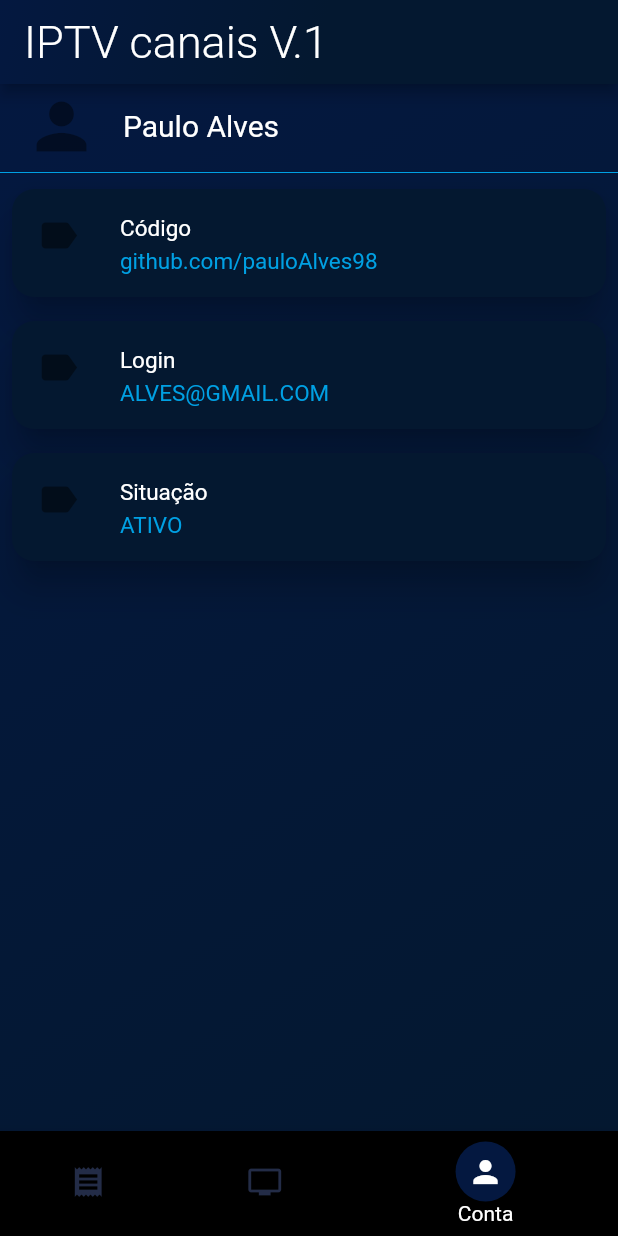
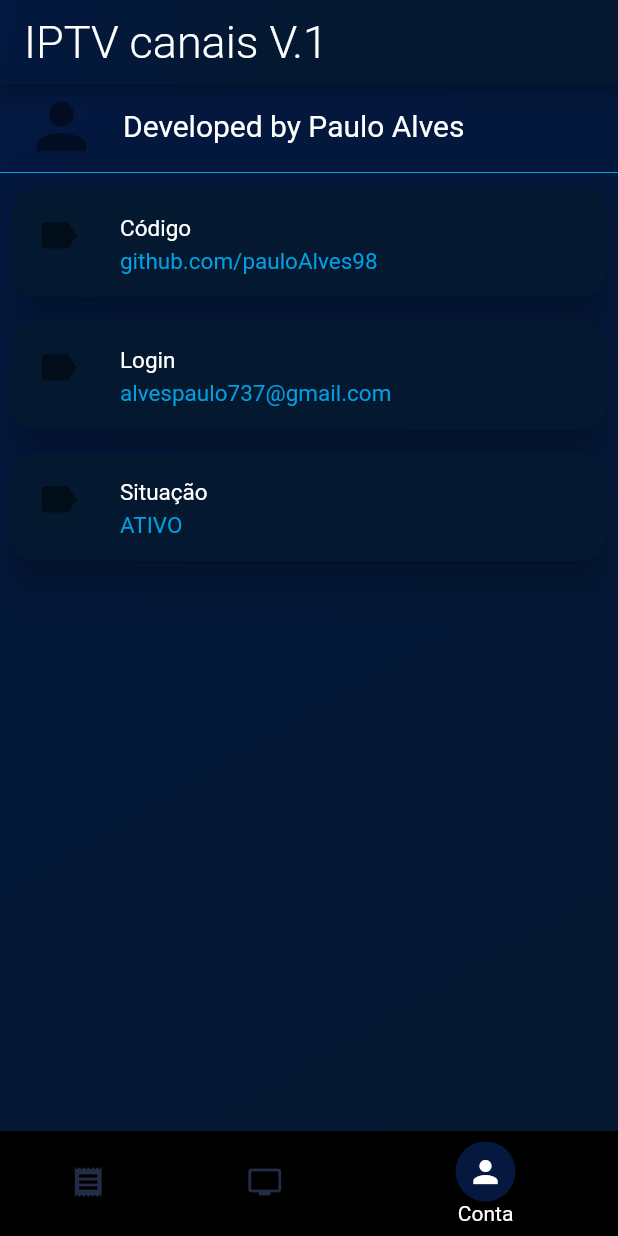
Before and after one commit to pauloAlves98/br.com.reprodutoriptv, a Flutter app: the screen it shows after launch, item 3 of the bottom bar chosen, on a phone screen of 412 x 824 dp. Run offline on Flutter 3.47's test engine with Material 2 defaults, Android fonts, the phone set to English and light mode, and no system bars; our stand-ins replace chewie, file_picker, google_fonts, sqflite, video_player; missing offline and left inert: flutter_sqflite_manager, optimized_cached_image; accounts and stored records are empty.

Commit message:
Remoção de artefatos não utilizados

```diff
--- a/lib/SGBDPage.dart
+++ b/lib/SGBDPage.dart
@@ -3,7 +3,6 @@ import 'package:flutter/material.dart';
 import 'package:flutter_sqflite_manager/flutter_sqflite_manager.dart';
 import 'package:iptv/view/HomePage.dart';
 import 'package:sqflite/sqflite.dart';
-import 'main.dart';
 import 'model/sqlite/SqlHelper.dart';
 
 class SGBDPage extends StatefulWidget {
--- a/lib/model/bin/Categoria.dart
+++ b/lib/model/bin/Categoria.dart
@@ -1,5 +1,3 @@
-import 'dart:io';
-
 import 'package:iptv/model/sqlite/SqlHelper.dart';
 import 'package:iptv/model/sqlite/utils/TabelaCategoria.dart';
 import 'package:sqflite/sqflite.dart';
--- a/lib/model/bin/Cliente.dart
+++ b/lib/model/bin/Cliente.dart
@@ -1,4 +1,3 @@
-import 'package:iptv/model/bin/Administrador.dart';
 import 'package:iptv/model/bin/Usuario.dart';
 import 'package:iptv/model/sqlite/SqlHelper.dart';
 import 'package:iptv/model/sqlite/utils/Comum.dart';
--- a/lib/model/bin/Lista.dart
+++ b/lib/model/bin/Lista.dart
@@ -1,6 +1,5 @@
-import 'dart:convert';
+
 import 'dart:io';
-
 import 'package:intl/intl.dart';
 import 'package:iptv/model/bin/Cliente.dart';
 import 'package:iptv/model/sqlite/SqlHelper.dart';
@@ -121,7 +120,7 @@ class Lista {
       List<Categoria>? categorias = await Categoria.carregaCategoria(lista!, listac.id);
       print("TAMANHO CATEGORIA: " + categorias!.length.toString());
       List<dynamic> iall = await Categoria.insertAll(categorias); //lista de id
-      print("FIM LOAD CATEGORIA L: 119 CLASS LISTA");
+      print("FIM LOAD CATEGORIA L: 119 CLASS LISTA:"+iall.length.toString());
 
 
       canais = await Canal.carregaCanais(lista, listac.id);
--- a/lib/model/sqlite/SqlHelper.dart
+++ b/lib/model/sqlite/SqlHelper.dart
@@ -1,6 +1,5 @@
 //@dart=2.9
 import 'package:iptv/model/sqlite/utils/TabelaAdministrador.dart';
-import 'package:iptv/model/sqlite/utils/TabelaCategoriaXcanais.dart';
 import 'package:iptv/model/sqlite/utils/TabelaCliente.dart';
 import 'package:path/path.dart';
 import 'package:sqflite/sqflite.dart';
@@ -8,7 +7,6 @@ import 'package:sqflite/sqflite.dart';
 import 'utils/TabelaCanal.dart';
 import 'utils/TabelaCategoria.dart';
 import 'utils/TabelaLista.dart';
-import 'utils/TabelaUsuario.dart';
 
 //realizar leitura de arquivo txt.
 //import 'SQLUtil.dart';
--- a/lib/model/utils/Constantes.dart
+++ b/lib/model/utils/Constantes.dart
@@ -14,9 +14,9 @@ const LinearGradient GRADIENTE_BODY = LinearGradient(
               colors:[AZUL_LEVE, AZUL_ESCURO],
 );
 class Constantes {
- static AssetImage USER_ASSET = AssetImage("assets/user.png");// Não sei como o garbage trata essa variavel quando carregada em massa!
- static AssetImage NOT_FOUND_IMAGE = AssetImage('assets/imagenotfound.png');
- static BoxDecoration box =  BoxDecoration(
+ static const AssetImage USER_ASSET = AssetImage("assets/user.png");// Não sei como o garbage trata essa variavel quando carregada em massa!
+ static const AssetImage NOT_FOUND_IMAGE = AssetImage('assets/imagenotfound.png');
+ static const BoxDecoration box =  BoxDecoration(
       borderRadius: BorderRadius.only(
           topRight: Radius.circular(15), topLeft: Radius.circular(15)),
     );
--- a/lib/view/CanaisPage.dart
+++ b/lib/view/CanaisPage.dart
@@ -5,7 +5,6 @@ import 'package:iptv/model/bin/Canal.dart';
 import 'package:iptv/model/bin/Categoria.dart';
 import 'package:iptv/model/utils/Constantes.dart';
 import 'package:iptv/model/utils/Corrente.dart';
-import 'package:iptv/view/ExibirCanalPage.dart';
 import 'package:optimized_cached_image/widgets.dart';
 
 class CanaisPage extends StatefulWidget {
--- a/lib/view/ContaPage.dart
+++ b/lib/view/ContaPage.dart
@@ -8,10 +8,10 @@ import 'package:iptv/model/utils/Corrente.dart';
 class ContaPage extends StatefulWidget {
 
 
-  ContaPage(){}
+  ContaPage();
 
   /// Construtor interno e privado!
-  ContaPage._internal();
+  //ContaPage._internal();
 
 
   @override
@@ -68,7 +68,7 @@ class _ContaPageState extends State<ContaPage> {
   }
 
   Widget cardItem(String title, String subtitle) {
-    return Padding( //EM TODO O CARD
+        return Padding(
       padding: const EdgeInsets.all(4.0),
       child: Card(
         shape: RoundedRectangleBorder(
--- a/lib/view/HomePage.dart
+++ b/lib/view/HomePage.dart
@@ -134,8 +134,6 @@ class _HomePageState extends State<HomePage> {
       return ListaPage();
     else if (index == 1)
       return CanaisPage();
-    else if (index == 2)
-      return ContaPage();
-
+    return ContaPage();//2
   }
 }
--- a/lib/view/ListaPage.dart
+++ b/lib/view/ListaPage.dart
@@ -10,7 +10,7 @@ import 'CardLista.dart';
 class ListaPage extends StatefulWidget {
   static List<Widget> widgets = [];
   ListaPage();
-  ListaPage._internal();
+
 
   @override
   _ListaPageState createState() => _ListaPageState();
@@ -18,7 +18,7 @@ class ListaPage extends StatefulWidget {
 
 //Utiliza Corrente.clienteCorrente para printar seu nome! Utiliza Corrente.listasCorrente para verificar as listas já cadastradas!
 class _ListaPageState extends State<ListaPage> {
-  _ListaPageState() {}
+  _ListaPageState();
   @override
   Widget build(BuildContext context) {
     return Scaffold(
@@ -41,7 +41,7 @@ class _ListaPageState extends State<ListaPage> {
                     title: Text(
                       Corrente.clienteCorrente == null
                           ? "Sem nome"
-                          : Corrente.clienteCorrente.nome.toString(),
+                          : Corrente.clienteCorrente.nome.toString().length>20? Corrente.clienteCorrente.nome.toString().substring(0,20):Corrente.clienteCorrente.nome,
                       style: GoogleFonts.encodeSans(),
                     ), //dropdownbuttom e mostras as infon ao expandir
                   ),
--- a/lib/view/Splash.dart
+++ b/lib/view/Splash.dart
@@ -24,7 +24,7 @@ class _SplashState extends State<Splash> { // Modificar esse splash!
     //TEMPORÁRIO, POR ENQUANTO .
     List <Cliente> clientes = await Cliente.getAll();
     if(clientes.isEmpty){
-      Corrente.clienteCorrente =  Cliente.full("Paulo Alves", "github.com/pauloAlves98", "ALVES@GMAIL.COM", "123456", DateFormat('dd-MM-yyyy').format(DateTime.now()).toString(), 1);
+      Corrente.clienteCorrente =  Cliente.full("Developed by Paulo Alves", "github.com/pauloAlves98", "alvespaulo737@gmail.com", "123456", DateFormat('dd-MM-yyyy').format(DateTime.now()).toString(), 1);
       await Corrente.clienteCorrente.insert();
     }
     return new Timer(new Duration(seconds: 3), navigationPage);
```
Also changed, not shown: lib/main.dart (+7 -7 lines), lib/view/ExibirCanalPage.dart (+2 -6 lines), pubspec.yaml (+7 -2 lines), assets/LOGO_FLUTTER.jpg (added), pubspec.lock, 24 other files.
